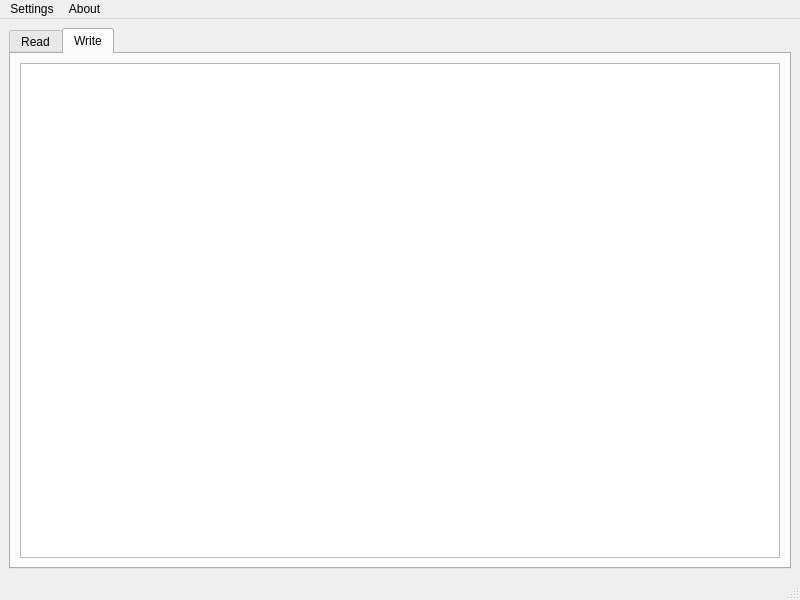
First picture: the form in MainWindow.ui, repository GRomR1/QT_TestModbusRTU, before the edit.
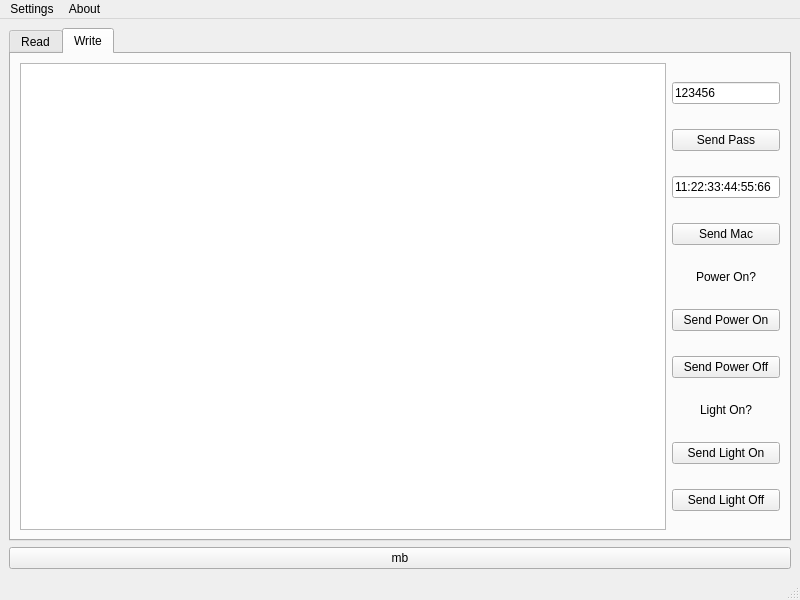
Second picture: the form after the edit.

Patch:
```diff
--- a/MainWindow.ui
+++ b/MainWindow.ui
@@ -37,12 +37,127 @@
        </attribute>
        <layout class="QVBoxLayout" name="verticalLayout_3">
         <item>
-         <widget class="QPlainTextEdit" name="_plainTextEditWrite"/>
+         <layout class="QGridLayout" name="gridLayout">
+          <item row="0" column="2">
+           <layout class="QVBoxLayout" name="verticalLayout_4">
+            <item>
+             <widget class="QLineEdit" name="_lineEditPass">
+              <property name="sizePolicy">
+               <sizepolicy hsizetype="Preferred" vsizetype="Fixed">
+                <horstretch>0</horstretch>
+                <verstretch>0</verstretch>
+               </sizepolicy>
+              </property>
+              <property name="text">
+               <string>123456</string>
+              </property>
+             </widget>
+            </item>
+            <item>
+             <widget class="QPushButton" name="_pushButtonPass_2">
+              <property name="text">
+               <string>Send Pass</string>
+              </property>
+             </widget>
+            </item>
+            <item>
+             <widget class="QLineEdit" name="_lineEditMac">
+              <property name="sizePolicy">
+               <sizepolicy hsizetype="Preferred" vsizetype="Fixed">
+                <horstretch>0</horstretch>
+                <verstretch>0</verstretch>
+               </sizepolicy>
+              </property>
+              <property name="text">
+               <string>11:22:33:44:55:66</string>
+              </property>
+             </widget>
+            </item>
+            <item>
+             <widget class="QPushButton" name="_pushButtonMac">
+              <property name="text">
+               <string>Send Mac</string>
+              </property>
+             </widget>
+            </item>
+            <item>
+             <widget class="QLabel" name="_labelPower">
+              <property name="sizePolicy">
+               <sizepolicy hsizetype="Preferred" vsizetype="Maximum">
+                <horstretch>0</horstretch>
+                <verstretch>0</verstretch>
+               </sizepolicy>
+              </property>
+              <property name="text">
+               <string>Power On?</string>
+              </property>
+              <property name="alignment">
+               <set>Qt::AlignCenter</set>
+              </property>
+             </widget>
+            </item>
+            <item>
+             <widget class="QPushButton" name="_pushButtonPowerOn">
+              <property name="text">
+               <string>Send Power On</string>
+              </property>
+             </widget>
+            </item>
+            <item>
+             <widget class="QPushButton" name="_pushButtonPowerOff">
+              <property name="text">
+               <string>Send Power Off</string>
+              </property>
+             </widget>
+            </item>
+            <item>
+             <widget class="QLabel" name="_labelLight">
+              <property name="sizePolicy">
+               <sizepolicy hsizetype="Preferred" vsizetype="Maximum">
+                <horstretch>0</horstretch>
+                <verstretch>0</verstretch>
+               </sizepolicy>
+              </property>
+              <property name="text">
+               <string>Light On?</string>
+              </property>
+              <property name="alignment">
+               <set>Qt::AlignCenter</set>
+              </property>
+             </widget>
+            </item>
+            <item>
+             <widget class="QPushButton" name="pushButton">
+              <property name="text">
+               <string>Send Light On</string>
+              </property>
+             </widget>
+            </item>
+            <item>
+             <widget class="QPushButton" name="pushButton_2">
+              <property name="text">
+               <string>Send Light Off</string>
+              </property>
+             </widget>
+            </item>
+           </layout>
+          </item>
+          <item row="0" column="0">
+           <widget class="QPlainTextEdit" name="_plainTextEditWrite"/>
+          </item>
+         </layout>
         </item>
        </layout>
       </widget>
      </widget>
     </item>
+    <item>
+     <widget class="QPushButton" name="_pushButtonMB">
+      <property name="text">
+       <string>mb</string>
+      </property>
+     </widget>
+    </item>
    </layout>
   </widget>
   <widget class="QMenuBar" name="_menubar">
```
